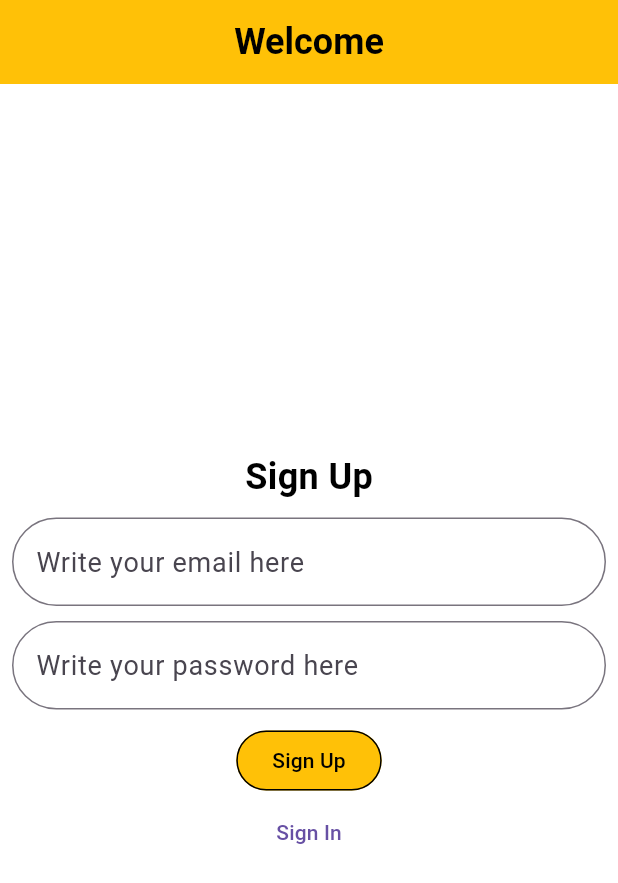
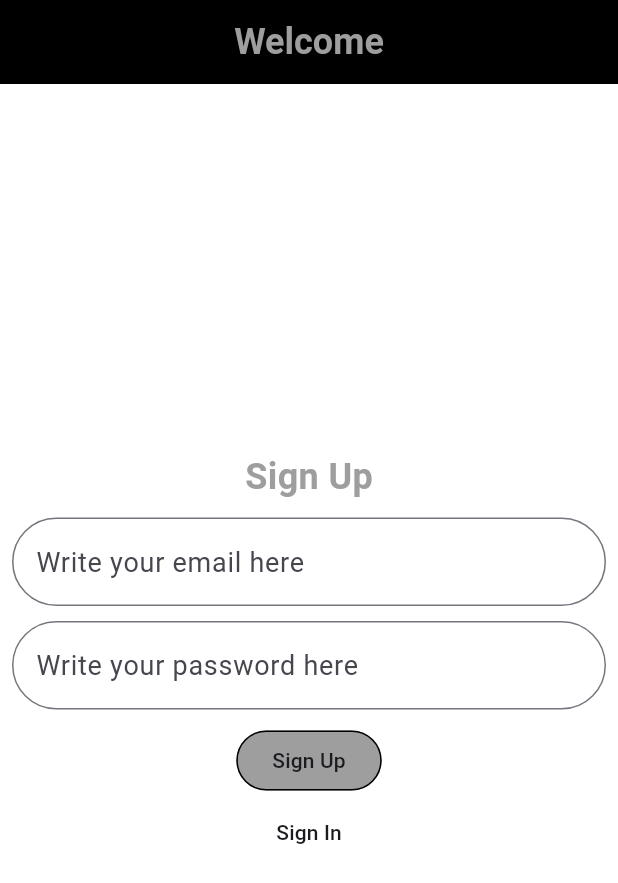
Before and after one commit to Rawezh-Tariq/todo_app, a Flutter app: the screen it shows after launch, on a phone screen of 412 x 824 dp. Shown: the top 883 px of the screen. Run offline on Flutter 3.47's test engine with Material 3 defaults, Android fonts, the phone set to English and light mode, and no system bars; our stand-ins replace flutter_riverpod, go_router, supabase_flutter; accounts and stored records are empty.

Commit message:
theme changed.

```diff
--- a/lib/pages/auth_page.dart
+++ b/lib/pages/auth_page.dart
@@ -79,10 +79,12 @@ class _SignUpState extends ConsumerState<SignUp> {
                                   _passwordController.text);
                         }
                       : null,
-                  child: Text(isItSignUp ? 'Sign Up' : 'Sign In'),
+                  child: Text(isItSignUp ? 'Sign Up' : 'Sign In',
+                      style: myTheme.textTheme.bodySmall),
                 ),
                 TextButton(
-                  child: Text(isItSignUp ? 'Sign In' : 'Sign Up'),
+                  child: Text(isItSignUp ? 'Sign In' : 'Sign Up',
+                      style: myTheme.textTheme.bodySmall),
                   onPressed: () {
                     ref.read(isSignUp.notifier).state = !isItSignUp;
                     _emailController.clear();
--- a/lib/pages/todo_page.dart
+++ b/lib/pages/todo_page.dart
@@ -53,14 +53,14 @@ class _State extends ConsumerState<TodoPage> {
                         context.go(
                             '/editTodo/${todo.title}/${todo.body}/${todo.todoId}');
                       },
-                      child: const Text('edit'),
+                      child: Text('edit', style: myTheme.textTheme.bodySmall),
                     ),
                     ElevatedButton(
                       onPressed: () {
                         todoProvider.deleteTodo(todo.todoId);
                         context.go('/');
                       },
-                      child: const Text('delet'),
+                      child: Text('delet', style: myTheme.textTheme.bodySmall),
                     ),
                   ],
                 ),
--- a/lib/tools/theme.dart
+++ b/lib/tools/theme.dart
@@ -2,10 +2,10 @@ import 'package:flutter/material.dart';
 
 ThemeData myTheme = ThemeData(
   appBarTheme: const AppBarTheme(
-    backgroundColor: Colors.amber,
-    iconTheme: IconThemeData(color: Colors.black),
+    backgroundColor: Colors.black,
+    iconTheme: IconThemeData(color: Colors.grey),
     titleTextStyle: TextStyle(
-      color: Colors.black,
+      color: Colors.grey,
       fontSize: 24,
       fontWeight: FontWeight.bold,
     ),
@@ -14,14 +14,14 @@ ThemeData myTheme = ThemeData(
   scaffoldBackgroundColor: Colors.white,
   textTheme: const TextTheme(
     titleLarge: TextStyle(
-        color: Colors.black, fontSize: 24, fontWeight: FontWeight.bold),
-    bodyLarge: TextStyle(color: Colors.black, fontSize: 18),
+        color: Colors.grey, fontSize: 24, fontWeight: FontWeight.bold),
+    bodyLarge: TextStyle(color: Colors.grey, fontSize: 18),
   ),
   listTileTheme: const ListTileThemeData(
-    iconColor: Colors.black,
+    iconColor: Colors.grey,
     titleTextStyle: TextStyle(
       overflow: TextOverflow.ellipsis,
-      color: Colors.black,
+      color: Colors.grey,
       fontSize: 24,
     ),
     subtitleTextStyle: TextStyle(
@@ -32,21 +32,21 @@ ThemeData myTheme = ThemeData(
   ),
   checkboxTheme: const CheckboxThemeData(
     checkColor: MaterialStatePropertyAll(Colors.black),
-    fillColor: MaterialStatePropertyAll(Colors.amber),
-    side: BorderSide(color: Colors.amber),
+    fillColor: MaterialStatePropertyAll(Colors.grey),
+    side: BorderSide(color: Colors.grey),
   ),
-  dividerTheme: const DividerThemeData(color: Colors.amberAccent, thickness: 1),
+  dividerTheme: const DividerThemeData(color: Colors.grey, thickness: 1),
   elevatedButtonTheme: const ElevatedButtonThemeData(
     style: ButtonStyle(
-      backgroundColor: MaterialStatePropertyAll(Colors.amber),
-      foregroundColor: MaterialStatePropertyAll(Colors.black),
+      backgroundColor: MaterialStatePropertyAll(Colors.grey),
+      foregroundColor: MaterialStatePropertyAll(Colors.grey),
       side: MaterialStatePropertyAll(
         BorderSide(color: Colors.black, width: 1),
       ),
     ),
   ),
   floatingActionButtonTheme: const FloatingActionButtonThemeData(
-    backgroundColor: Colors.amber,
+    backgroundColor: Colors.grey,
     iconSize: 24,
   ),
 );
```
